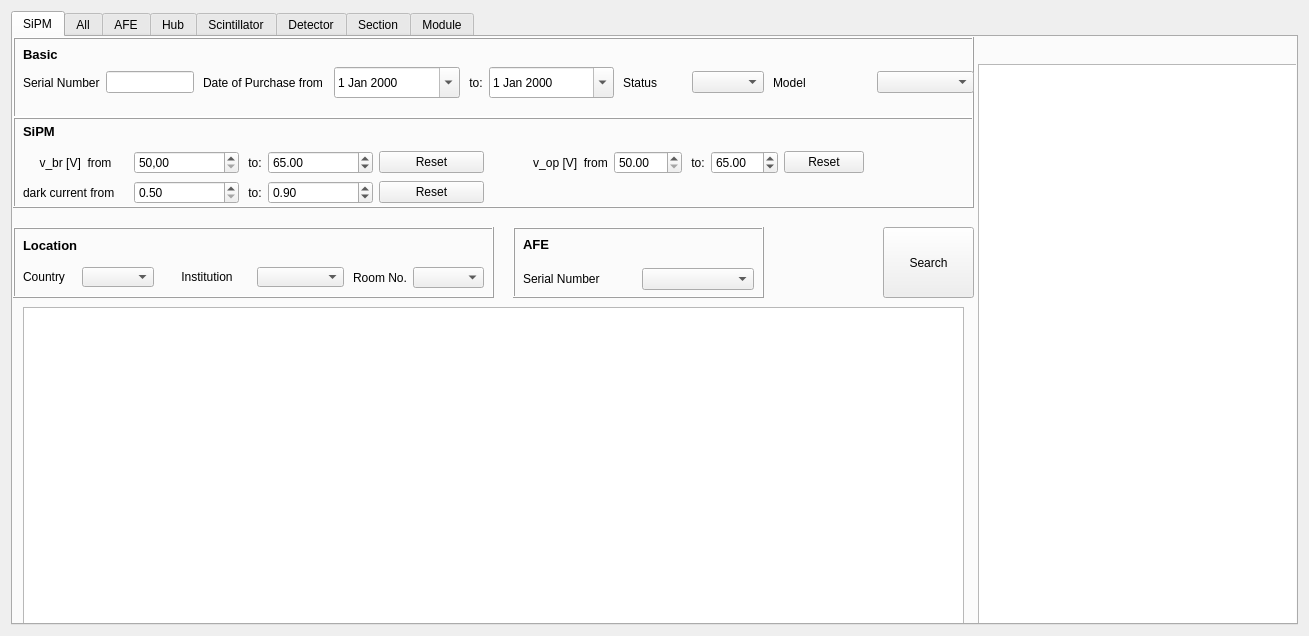
Above: widget.ui from MichalRK19780524/QtDbGuiPrototypeCmake2 before the change. Below: the same form after it.
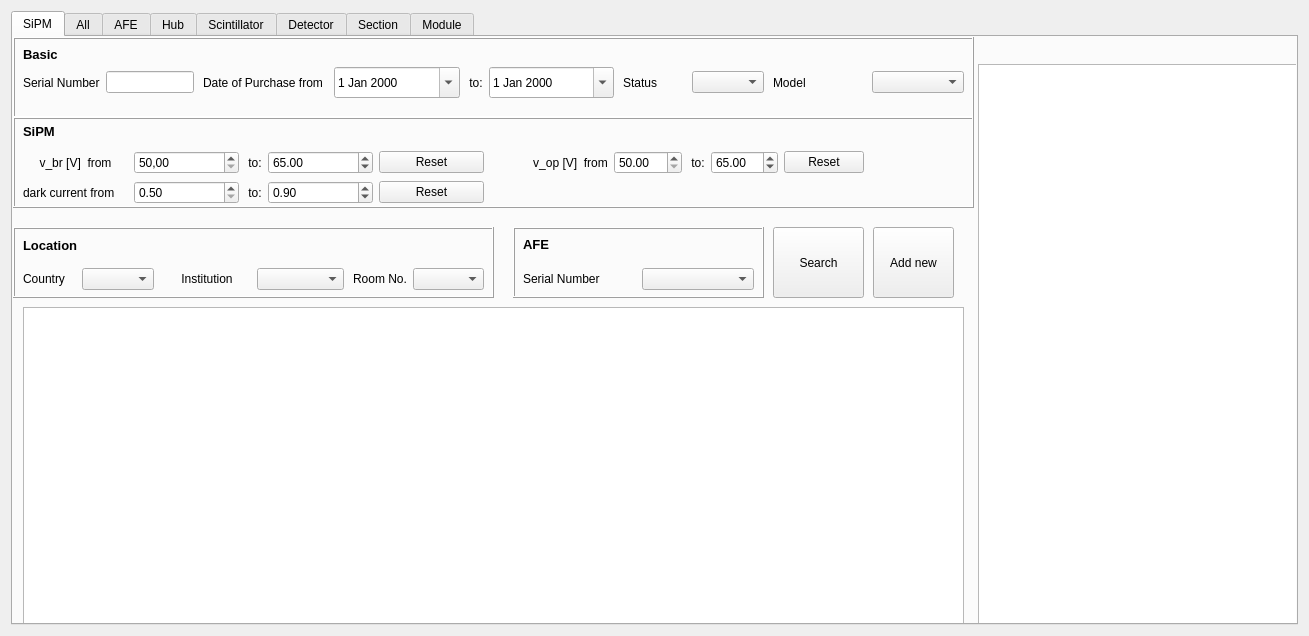
That is the form after the change.

Patch:
```diff
--- a/widget.ui
+++ b/widget.ui
@@ -52,7 +52,7 @@
       <widget class="QPushButton" name="pushButton_search">
        <property name="geometry">
         <rect>
-         <x>870</x>
+         <x>760</x>
          <y>190</y>
          <width>91</width>
          <height>71</height>
@@ -170,7 +170,7 @@
          <rect>
           <x>760</x>
           <y>30</y>
-          <width>201</width>
+          <width>191</width>
           <height>31</height>
          </rect>
         </property>
@@ -501,7 +501,7 @@
           <x>10</x>
           <y>40</y>
           <width>131</width>
-          <height>20</height>
+          <height>24</height>
          </rect>
         </property>
         <layout class="QHBoxLayout" name="horizontalLayout_country">
@@ -523,7 +523,7 @@
           <x>150</x>
           <y>40</y>
           <width>181</width>
-          <height>20</height>
+          <height>24</height>
          </rect>
         </property>
         <layout class="QHBoxLayout" name="horizontalLayout_instytution">
@@ -548,7 +548,7 @@
           <x>340</x>
           <y>40</y>
           <width>131</width>
-          <height>21</height>
+          <height>24</height>
          </rect>
         </property>
         <layout class="QHBoxLayout" name="horizontalLayout_room">
@@ -644,6 +644,19 @@
         </layout>
        </widget>
       </widget>
+      <widget class="QPushButton" name="pushButton_add">
+       <property name="geometry">
+        <rect>
+         <x>860</x>
+         <y>190</y>
+         <width>81</width>
+         <height>71</height>
+        </rect>
+       </property>
+       <property name="text">
+        <string>Add new</string>
+       </property>
+      </widget>
      </widget>
      <widget class="QWidget" name="tab_sipm">
       <attribute name="title">
```
Left out of the diff: 2 changed lines with no effect on the pictures.
